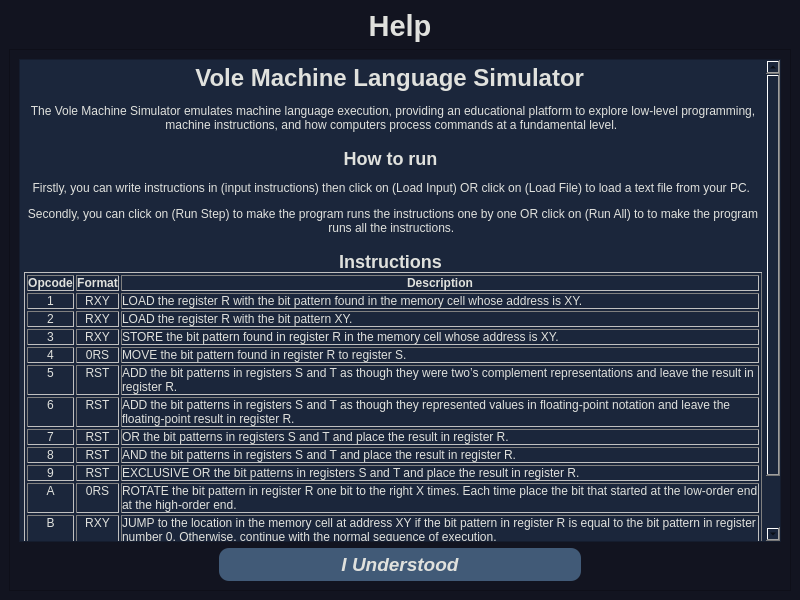
First picture: the form in form/help.ui, repository Mohammed-3tef/Vole_Machine_Language_Simulator_GUI, before the edit.
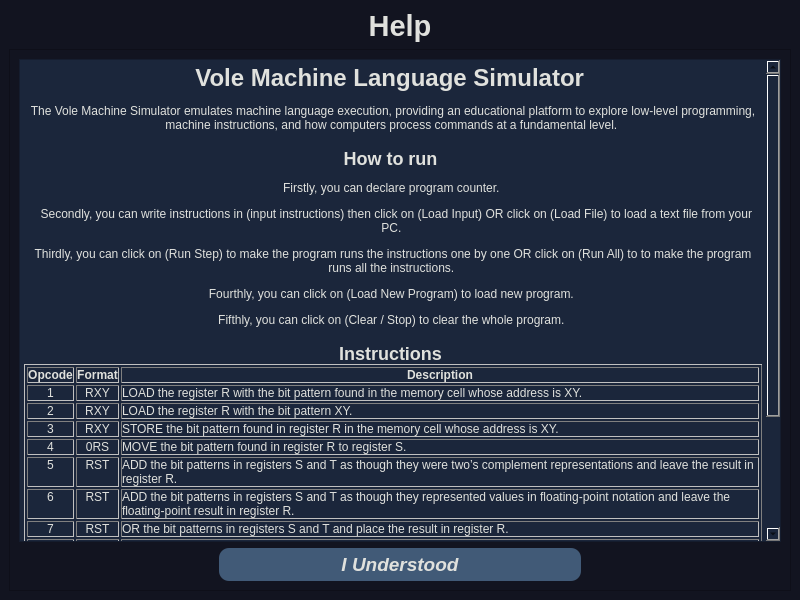
Second picture: the form after the edit.

Commit message: update help and qmessage

What changed in the file:
```diff
--- a/form/help.ui
+++ b/form/help.ui
@@ -71,8 +71,8 @@
         <rect>
          <x>0</x>
          <y>0</y>
-         <width>776</width>
-         <height>520</height>
+         <width>780</width>
+         <height>536</height>
         </rect>
        </property>
        <layout class="QGridLayout" name="gridLayout_2">
@@ -92,8 +92,11 @@
 &lt;h1 align=&quot;center&quot; style=&quot; margin-top:18px; margin-bottom:12px; margin-left:0px; margin-right:0px; -qt-block-indent:0; text-indent:0px;&quot;&gt;&lt;span style=&quot; font-size:xx-large; font-weight:700;&quot;&gt;Vole Machine Language Simulator &lt;/span&gt;&lt;/h1&gt;
 &lt;p align=&quot;center&quot; style=&quot; margin-top:12px; margin-bottom:12px; margin-left:0px; margin-right:0px; -qt-block-indent:0; text-indent:0px;&quot;&gt;The Vole Machine Simulator emulates machine language execution, providing an educational platform to explore low-level programming, machine instructions, and how computers process commands at a fundamental level. &lt;/p&gt;
 &lt;h2 align=&quot;center&quot; style=&quot; margin-top:16px; margin-bottom:12px; margin-left:0px; margin-right:0px; -qt-block-indent:0; text-indent:0px;&quot;&gt;&lt;span style=&quot; font-size:x-large; font-weight:700;&quot;&gt;How to run &lt;/span&gt;&lt;/h2&gt;
-&lt;p align=&quot;center&quot; style=&quot; margin-top:12px; margin-bottom:12px; margin-left:0px; margin-right:0px; -qt-block-indent:0; text-indent:0px;&quot;&gt;Firstly, you can write instructions in (input instructions) then click on (Load Input) OR click on (Load File) to load a text file from your PC. &lt;/p&gt;
-&lt;p align=&quot;center&quot; style=&quot; margin-top:12px; margin-bottom:12px; margin-left:0px; margin-right:0px; -qt-block-indent:0; text-indent:0px;&quot;&gt;Secondly, you can click on (Run Step) to make the program runs the instructions one by one OR click on (Run All) to to make the program runs all the instructions. &lt;/p&gt;
+&lt;p align=&quot;center&quot; style=&quot; margin-top:12px; margin-bottom:12px; margin-left:0px; margin-right:0px; -qt-block-indent:0; text-indent:0px;&quot;&gt;Firstly, you can declare program counter. &lt;/p&gt;
+&lt;p align=&quot;center&quot; style=&quot; margin-top:12px; margin-bottom:12px; margin-left:0px; margin-right:0px; -qt-block-indent:0; text-indent:0px;&quot;&gt;  Secondly, you can write instructions in (input instructions) then click on (Load Input) OR click on (Load File) to load a text file from your PC. &lt;/p&gt;
+&lt;p align=&quot;center&quot; style=&quot; margin-top:12px; margin-bottom:12px; margin-left:0px; margin-right:0px; -qt-block-indent:0; text-indent:0px;&quot;&gt;Thirdly, you can click on (Run Step) to make the program runs the instructions one by one OR click on (Run All) to to make the program runs all the instructions. &lt;/p&gt;
+&lt;p align=&quot;center&quot; style=&quot; margin-top:12px; margin-bottom:12px; margin-left:0px; margin-right:0px; -qt-block-indent:0; text-indent:0px;&quot;&gt;Fourthly, you can click on (Load New Program) to load new program. &lt;/p&gt;
+&lt;p align=&quot;center&quot; style=&quot; margin-top:12px; margin-bottom:12px; margin-left:0px; margin-right:0px; -qt-block-indent:0; text-indent:0px;&quot;&gt;Fifthly, you can click on (Clear / Stop) to clear the whole program. &lt;/p&gt;
 &lt;h2 align=&quot;center&quot; style=&quot; margin-top:16px; margin-bottom:12px; margin-left:0px; margin-right:0px; -qt-block-indent:0; text-indent:0px;&quot;&gt;&lt;span style=&quot; font-size:x-large; font-weight:700;&quot;&gt;Instructions &lt;/span&gt;&lt;/h2&gt;
 &lt;table border=&quot;1&quot; style=&quot; margin-top:0px; margin-bottom:0px; margin-left:0px; margin-right:0px;&quot; cellspacing=&quot;2&quot; cellpadding=&quot;0&quot;&gt;
 &lt;tr&gt;
```
The commit also changes 2 other files.
